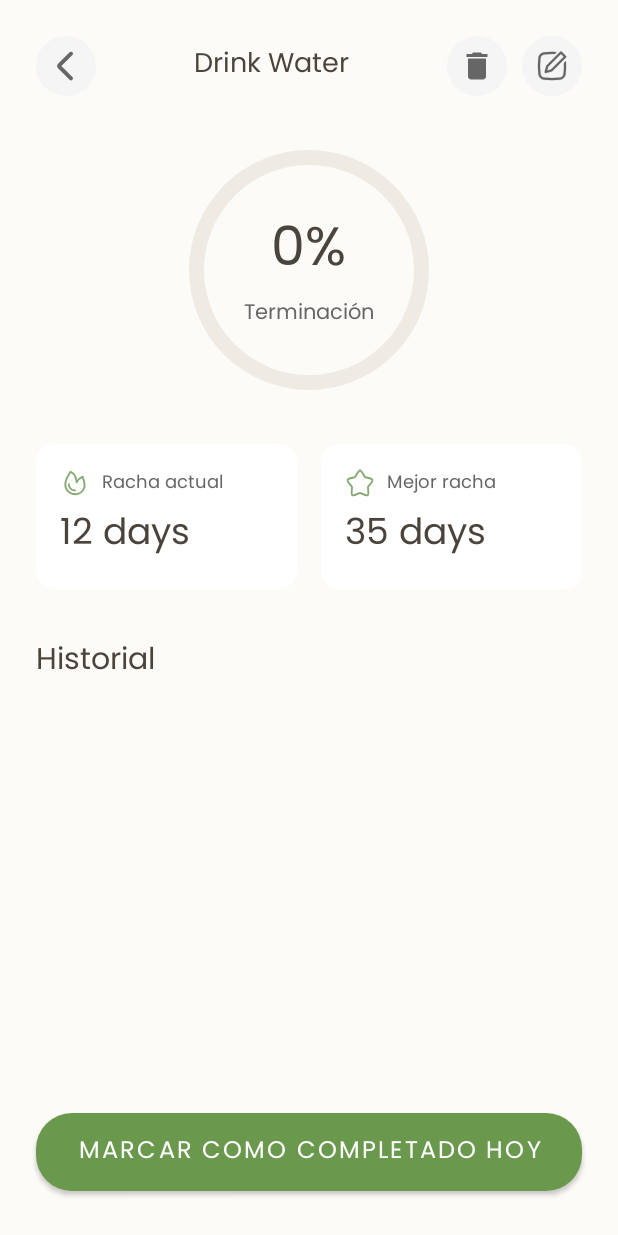
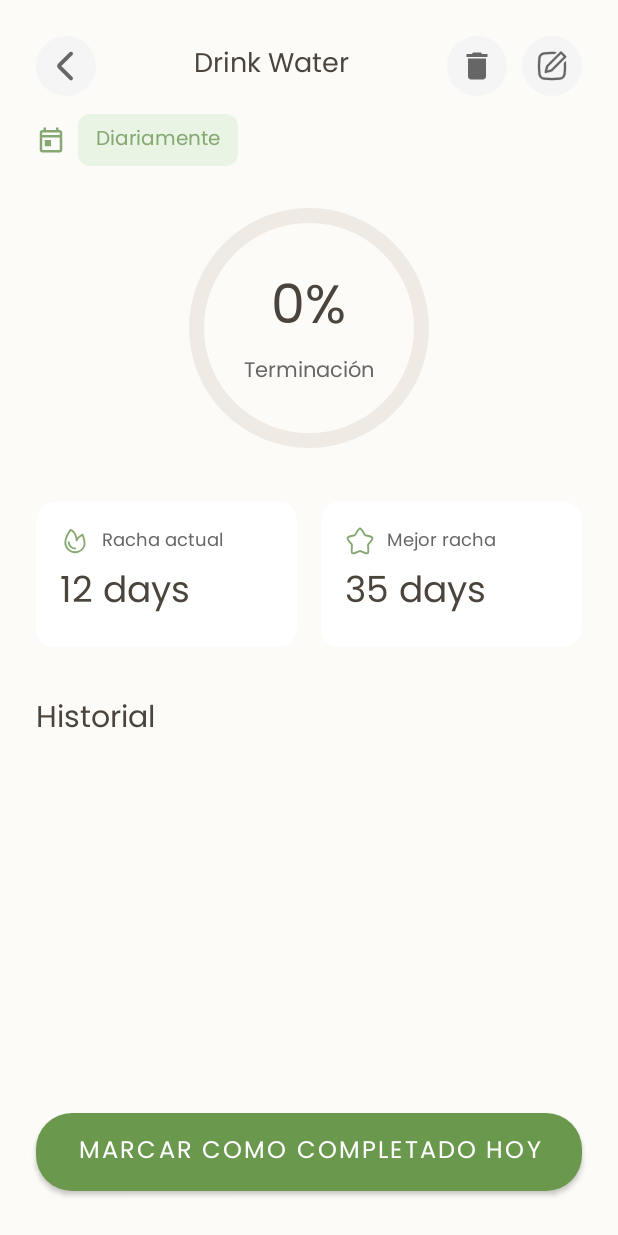
Before and after one commit to Bumh3rr/App-Gesti-n-de-H-bitos, an Android app: the DetailsHabitActivity screen opened directly, with no data from a screen before it, on a phone screen of 412 x 824 dp. Run offline under Robolectric (Android 15) with nearby library versions, the phone set to English and light mode, and no system bars; 1 statement that could not run was skipped.

Commit message:
feat(agregar descripción del habito)

```diff
--- a/app/src/main/java/com/app/ui/view/DetailsHabitActivity.java
+++ b/app/src/main/java/com/app/ui/view/DetailsHabitActivity.java
@@ -2,12 +2,14 @@ package com.app.ui.view;
 
 import android.content.Intent;
 import android.os.Bundle;
+import android.view.View;
 import android.widget.ImageButton;
 import android.widget.TextView;
 import android.widget.Toast;
 
 import androidx.appcompat.app.AlertDialog;
 import androidx.appcompat.app.AppCompatActivity;
+import androidx.cardview.widget.CardView;
 import androidx.lifecycle.ViewModelProvider;
 import androidx.recyclerview.widget.LinearLayoutManager;
 import androidx.recyclerview.widget.RecyclerView;
@@ -23,7 +25,8 @@ import com.google.android.material.progressindicator.CircularProgressIndicator;
 
 public class DetailsHabitActivity extends AppCompatActivity {
     private ImageButton btnBack, btnEdit, btnDelete;
-    private TextView tvHabitName, tvProgress, tvCurrentStreak, tvBestStreak;
+    private TextView tvHabitName, tvDescription, tvFrequency, tvProgress, tvCurrentStreak, tvBestStreak;
+    private CardView cvDescription;
     private CircularProgressIndicator progressCircle;
     private RecyclerView rvHistory;
     private MaterialButton btnMarkComplete;
@@ -55,14 +58,17 @@ public class DetailsHabitActivity extends AppCompatActivity {
     private void initViews() {
         btnBack = findViewById(R.id.btnBack);
         btnEdit = findViewById(R.id.btnEdit);
+        btnDelete = findViewById(R.id.btnDelete);
         tvHabitName = findViewById(R.id.tvHabitName);
+        tvDescription = findViewById(R.id.tvDescription);
+        tvFrequency = findViewById(R.id.tvFrequency);
+        cvDescription = findViewById(R.id.cvDescription);
         tvProgress = findViewById(R.id.tvProgress);
         tvCurrentStreak = findViewById(R.id.tvCurrentStreak);
         tvBestStreak = findViewById(R.id.tvBestStreak);
         progressCircle = findViewById(R.id.progressCircle);
         rvHistory = findViewById(R.id.rvHistory);
         btnMarkComplete = findViewById(R.id.btnMarkComplete);
-        btnDelete = findViewById(R.id.btnDelete);
 
         // Configurar el CircularProgressIndicator
         progressCircle.setMax(100);
@@ -98,6 +104,19 @@ public class DetailsHabitActivity extends AppCompatActivity {
             if (habit != null) {
                 currentHabit = habit;
                 tvHabitName.setText(habit.getName());
+
+                // Mostrar descripción si existe
+                if (habit.getDescription() != null && !habit.getDescription().trim().isEmpty()) {
+                    tvDescription.setText(habit.getDescription());
+                    cvDescription.setVisibility(View.VISIBLE);
+                } else {
+                    cvDescription.setVisibility(View.GONE);
+                }
+
+                // Mostrar frecuencia
+                tvFrequency.setText(habit.getFrequency());
+
+                // Mostrar rachas
                 tvCurrentStreak.setText(habit.getCurrentStreak() + " días");
                 tvBestStreak.setText(habit.getBestStreak() + " días");
 
--- /dev/null
+++ b/app/src/main/res/drawable/ic_calendar.xml
@@ -0,0 +1,9 @@
+<vector xmlns:android="http://schemas.android.com/apk/res/android"
+    android:width="24dp"
+    android:height="24dp"
+    android:viewportWidth="24"
+    android:viewportHeight="24">
+    <path
+        android:fillColor="#FF000000"
+        android:pathData="M19,4h-1V2h-2v2H8V2H6v2H5C3.89,4 3.01,4.9 3.01,6L3,20c0,1.1 0.89,2 2,2h14c1.1,0 2,-0.9 2,-2V6C21,4.9 20.1,4 19,4zM19,20H5V10h14V20zM19,8H5V6h14V8zM7,12h5v5H7V12z"/>
+</vector>
--- a/app/src/main/res/layout/activity_details_habit.xml
+++ b/app/src/main/res/layout/activity_details_habit.xml
@@ -65,12 +65,77 @@
                     app:tint="@color/text_secondary_light" />
             </LinearLayout>
 
+            <!-- Descripción del hábito -->
+            <androidx.cardview.widget.CardView
+                android:id="@+id/cvDescription"
+                android:layout_width="match_parent"
+                android:layout_height="wrap_content"
+                android:layout_marginTop="16dp"
+                android:visibility="gone"
+                app:cardBackgroundColor="@color/green_light"
+                app:cardCornerRadius="12dp"
+                app:cardElevation="0dp">
+
+                <LinearLayout
+                    android:layout_width="match_parent"
+                    android:layout_height="wrap_content"
+                    android:orientation="vertical"
+                    android:padding="16dp">
+
+                    <TextView
+                        android:layout_width="wrap_content"
+                        android:layout_height="wrap_content"
+                        android:fontFamily="@font/poppins_semibold"
+                        android:text="Descripción"
+                        android:textColor="@color/text_light"
+                        android:textSize="14sp" />
+
+                    <TextView
+                        android:id="@+id/tvDescription"
+                        android:layout_width="wrap_content"
+                        android:layout_height="wrap_content"
+                        android:layout_marginTop="4dp"
+                        android:fontFamily="@font/poppins_medium"
+                        android:text="8 vasos de agua al día"
+                        android:textColor="@color/text_secondary_light"
+                        android:textSize="14sp" />
+                </LinearLayout>
+            </androidx.cardview.widget.CardView>
+
+            <!-- Frecuencia del hábito -->
+            <LinearLayout
+                android:layout_width="match_parent"
+                android:layout_height="wrap_content"
+                android:layout_marginTop="12dp"
+                android:gravity="center_vertical"
+                android:orientation="horizontal">
+
+                <ImageView
+                    android:layout_width="20dp"
+                    android:layout_height="20dp"
+                    android:src="@drawable/ic_calendar"
+                    app:tint="@color/primary" />
+
+                <TextView
+                    android:id="@+id/tvFrequency"
+                    android:layout_width="wrap_content"
+                    android:layout_height="wrap_content"
+                    android:layout_marginStart="8dp"
+                    android:background="@drawable/bg_frequency_badge"
+                    android:fontFamily="@font/poppins_medium"
+                    android:paddingHorizontal="12dp"
+                    android:paddingVertical="6dp"
+                    android:text="Diariamente"
+                    android:textColor="@color/primary"
+                    android:textSize="13sp" />
+            </LinearLayout>
+
             <!-- Progress Circle -->
             <FrameLayout
                 android:layout_width="match_parent"
                 android:layout_height="wrap_content"
                 android:layout_gravity="center"
-                android:layout_marginTop="32dp"
+                android:layout_marginTop="24dp"
                 android:gravity="center">
 
                 <com.google.android.material.progressindicator.CircularProgressIndicator
```
